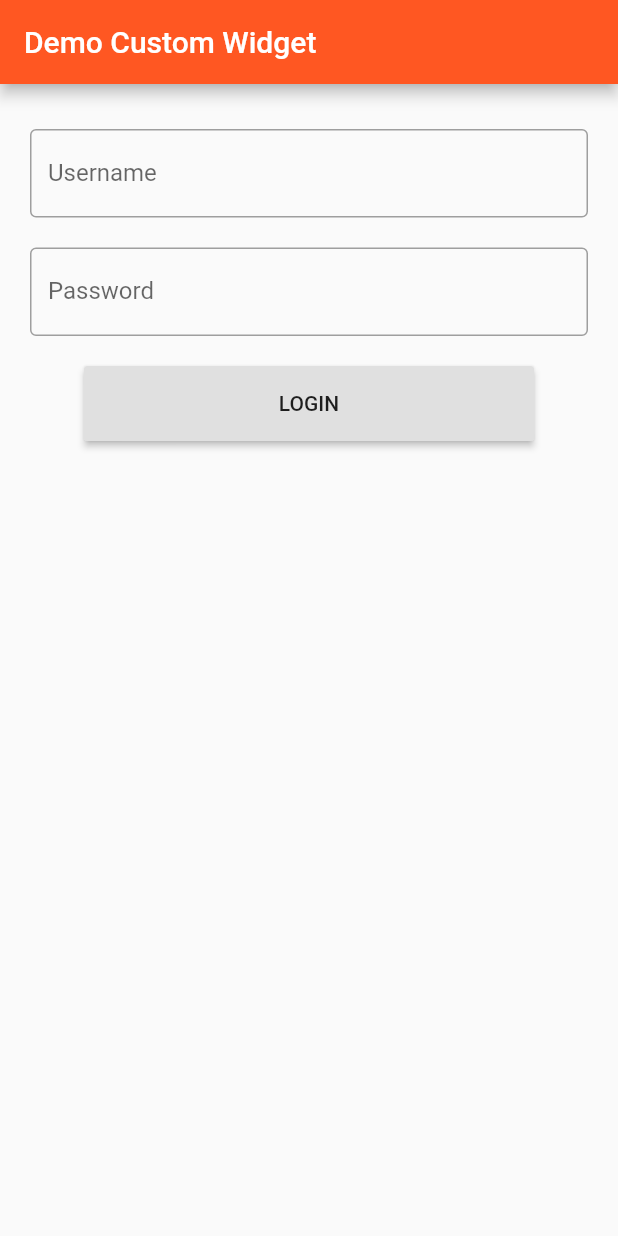
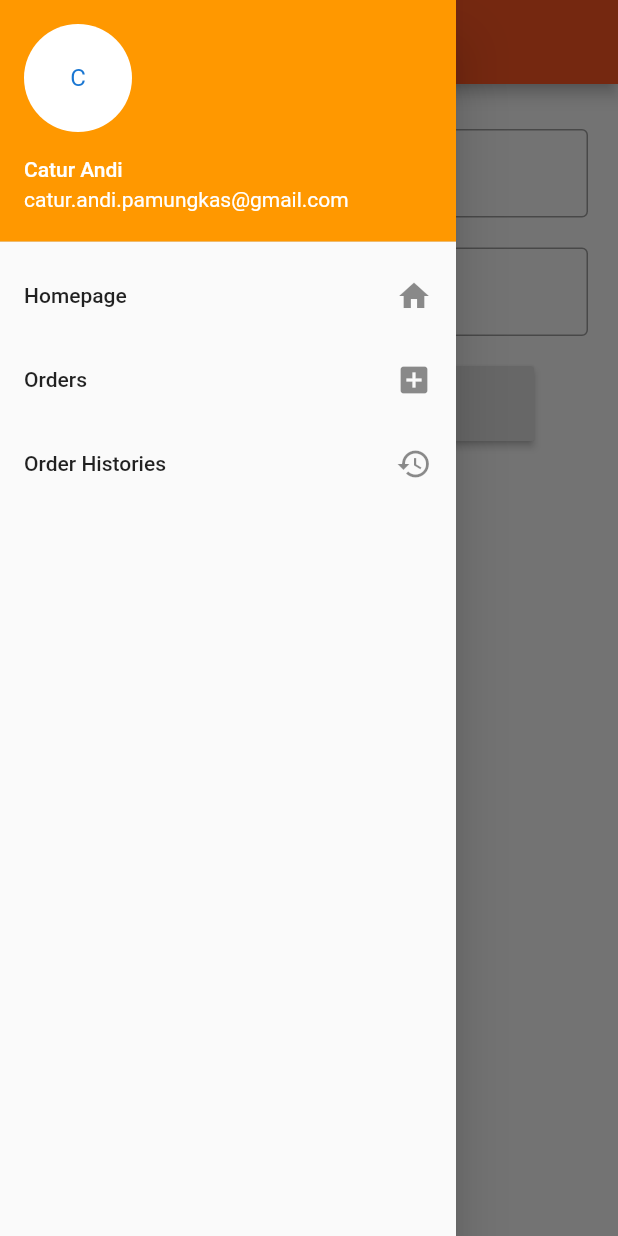
Before and after one commit to caturandi-labs/learning-flutter, a Flutter app: the screen it shows after launch, with the side drawer open (before the commit the screen has no drawer), on a phone screen of 412 x 824 dp. Run offline on Flutter 3.47's test engine with Material 2 defaults, Android fonts, the phone set to English and light mode, and no system bars; missing offline and left inert: flutter_statusbarcolor.

Commit message:
Menu Drawer (Side Menu)

```diff
--- a/lib/main.dart
+++ b/lib/main.dart
@@ -1,7 +1,10 @@
 import 'package:flutter/material.dart';
 import 'mycustomwidget.dart';
+import './menu/menu_drawer.dart';
+import 'package:flutter_statusbarcolor/flutter_statusbarcolor.dart';
 
 void main() {
+
   runApp(new MyApp());
 }
 
@@ -14,6 +17,8 @@ class MyApp extends StatefulWidget{
 
 
 class _MyApplicationState extends State<MyApp> {
+
+
   //initial state widget
   String username = "";
   String password = "";
@@ -21,6 +26,8 @@ class _MyApplicationState extends State<MyApp> {
 
   @override
   Widget build(BuildContext context) {
+    FlutterStatusbarcolor.setStatusBarWhiteForeground(true);
+    FlutterStatusbarcolor.setStatusBarColor(Colors.deepOrange);
     return new MaterialApp(
       title: 'Custom Widget',
       debugShowCheckedModeBanner: false,
@@ -29,6 +36,7 @@ class _MyApplicationState extends State<MyApp> {
           title: new Text('Demo Custom Widget'),
           backgroundColor: Colors.deepOrange,
         ),
+        drawer: MenuDrawer(),
         body: new Container(
           padding: EdgeInsets.all(20.0),
           child: new Column(
--- /dev/null
+++ b/lib/menu/menu_drawer.dart
@@ -0,0 +1,65 @@
+import 'package:flutter/material.dart';
+import '../pages/orders.dart';
+
+void main() {
+  runApp(MenuDrawer());
+}
+
+class MenuDrawer extends StatefulWidget  {
+  @override
+  State<StatefulWidget> createState() {
+    return _MenuDrawerState();
+  }
+}
+
+class _MenuDrawerState extends State<MenuDrawer> {
+  @override
+  Widget build(BuildContext context) {
+    return new Drawer(
+
+      child: new GestureDetector(
+        child: new ListView(
+          children: <Widget>[
+            new UserAccountsDrawerHeader(
+              accountName: Text('Catur Andi'),
+              accountEmail: Text('catur.andi.pamungkas@gmail.com'),
+              currentAccountPicture: new CircleAvatar(
+                backgroundColor: Colors.white
+                , child: new Text('C'),
+              ),
+              decoration: new BoxDecoration(
+                color: Colors.orange
+              ),
+            ),
+            new ListTile(
+              onTap: (){
+                Navigator.of(context).push(new MaterialPageRoute(builder: (BuildContext context) =>
+                  new Orders()
+                ));
+              },
+              title: new Text('Homepage'),
+              trailing: new Icon(Icons.home),
+            ),
+            new ListTile(
+              onTap: () =>
+                Navigator.of(context).push(new MaterialPageRoute(builder: (BuildContext context) =>
+                  new Orders()
+                ))
+              ,
+              title: new Text('Orders'),
+              trailing: new Icon(Icons.add_box),
+            ),
+            new ListTile(
+              title: new Text('Order Histories'),
+              trailing: new Icon(Icons.history),
+              onTap: (){
+
+              },
+            )
+          ],
+        ),
+      )
+    );
+  }
+
+}
--- a/pubspec.yaml
+++ b/pubspec.yaml
@@ -23,6 +23,7 @@ dependencies:
   # The following adds the Cupertino Icons font to your application.
   # Use with the CupertinoIcons class for iOS style icons.
   cupertino_icons: ^0.1.2
+  flutter_statusbarcolor: any
 
 dev_dependencies:
   flutter_test:
```
Also changed, not shown: lib/pages/orders.dart (added, +25 -0 lines), pubspec.lock, 6 other files.
